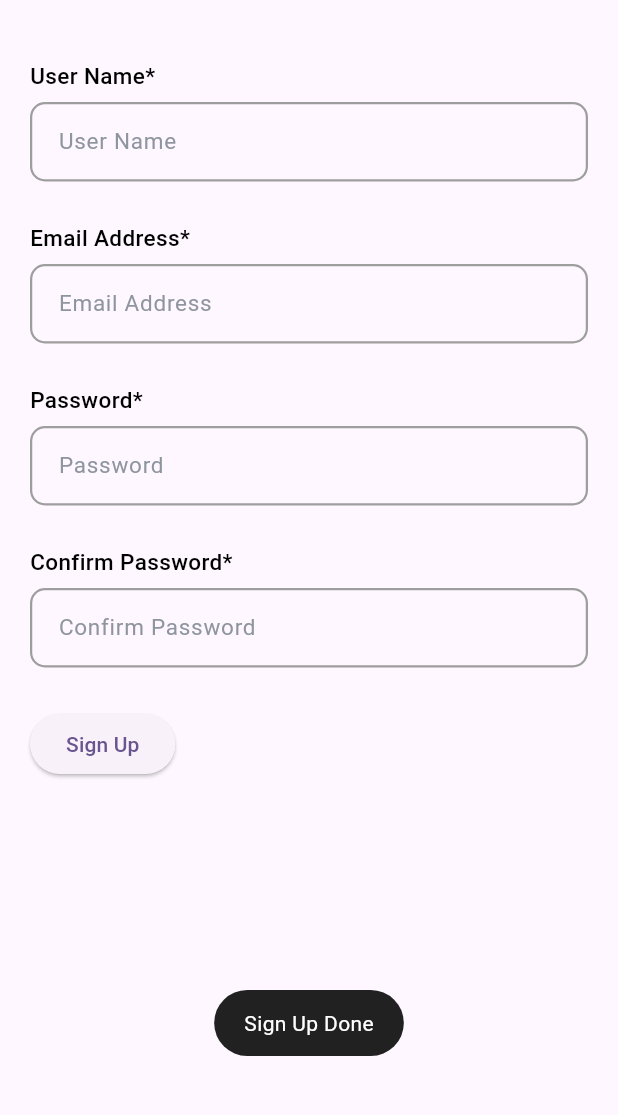
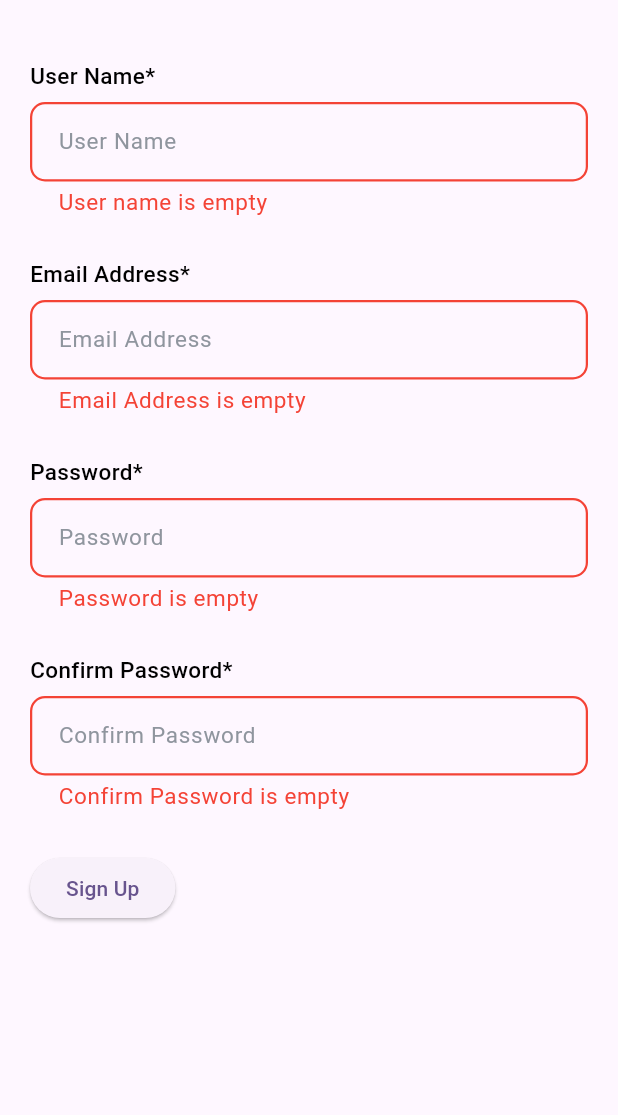
Before and after one commit to Jarvis-Technolabs/flutter_custom_utility, a Flutter app: the ValidationRegexExamplePage screen opened directly, after a tap on "Sign Up", on a phone screen of 412 x 824 dp, the part 84-1199 px from its top. Run offline on Flutter 3.47's test engine with Material 3 defaults, Android fonts, the phone set to English and light mode, and no system bars; our stand-ins replace flutter_cache_manager, fluttertoast, open_filex; missing offline and left inert: super_tooltip.

Commit message:
Regex and Validation.....

```diff
--- a/example/lib/src/Pages/ValidationRegexExamplePage.dart
+++ b/example/lib/src/Pages/ValidationRegexExamplePage.dart
@@ -38,6 +38,8 @@ class _ValidationRegexExamplePageState
   StreamController<bool> _signUpFormErrorStreamController =
       StreamController.broadcast();
 
+  var _formKey = GlobalKey<FormState>();
+
   @override
   Widget build(BuildContext context) {
     return Scaffold(
@@ -53,7 +55,9 @@ class _ValidationRegexExamplePageState
                 child: StreamBuilder<bool>(
                     stream: _signUpFormErrorStreamController.stream,
                     builder: (context, snapshot) {
-                      return Column(
+                      return Form(
+                        key: _formKey,
+                        child: Column(
                           mainAxisAlignment: MainAxisAlignment.start,
                           crossAxisAlignment: CrossAxisAlignment.start,
                           children: [
@@ -65,6 +69,14 @@ class _ValidationRegexExamplePageState
                               labelText: "User Name",
                               hintText: "User Name",
                               errorText: firstNameError,
+                              validator: (value) {
+                                return ValidationUtils.validateName(
+                                    name: value!,
+                                    emptyErrorMsg: "User name is empty",
+                                    textLengthErrorMsg:
+                                        "User should be More than 3 word",
+                                    textLength: 3);
+                              },
                               onChanged: (value) {
                                 firstNameError = ValidationUtils.validateName(
                                     name: value,
@@ -85,6 +97,12 @@ class _ValidationRegexExamplePageState
                               labelText: "Email Address",
                               hintText: "Email Address",
                               errorText: emailError,
+                              validator: (value) {
+                                return ValidationUtils.validateEmail(
+                                    email: value!,
+                                    emptyErrorMsg: "Email Address is empty",
+                                    validationErrorMsg: "Email is not valid");
+                              },
                               onChanged: (value) {
                                 emailError = ValidationUtils.validateEmail(
                                     email: value,
@@ -103,11 +121,19 @@ class _ValidationRegexExamplePageState
                               labelText: "Password",
                               hintText: "Password",
                               errorText: passwordError,
+                              validator: (value) {
+                                return ValidationUtils.validatePassword(
+                                    password: value!,
+                                    emptyErrorMsg: "Password is empty",
+                                    validationErrorMsg: "Enter valid password");
+                              },
                               onChanged: (value) {
-                              passwordError = ValidationUtils.validatePassword(
+                                passwordError =
+                                    ValidationUtils.validatePassword(
                                         password: value,
                                         emptyErrorMsg: "Password is empty",
-                                  validationErrorMsg: "Enter valid password");
+                                        validationErrorMsg:
+                                            "Enter valid password");
                                 _signUpFormErrorStreamController.add(true);
                               },
                               isMandatoryField: true,
@@ -121,6 +147,14 @@ class _ValidationRegexExamplePageState
                               labelText: "Confirm Password",
                               hintText: "Confirm Password",
                               errorText: confirmPasswordError,
+                              validator: (value) {
+                                return ValidationUtils.validateConfirmPassword(
+                                    confirmPassword: value!,
+                                    passwordText:
+                                        _passwordTextEditingController.text,
+                                    emptyErrorMsg: "Confirm Password is empty",
+                                    validationErrorMsg: "Password not match");
+                              },
                               onChanged: (value) {
                                 confirmPasswordError =
                                     ValidationUtils.validateConfirmPassword(
@@ -129,7 +163,8 @@ class _ValidationRegexExamplePageState
                                             _passwordTextEditingController.text,
                                         emptyErrorMsg:
                                             "Confirm Password is empty",
-                                      validationErrorMsg: "Password not match");
+                                        validationErrorMsg:
+                                            "Password not match");
                                 _signUpFormErrorStreamController.add(true);
                               },
                               isMandatoryField: true,
@@ -142,16 +177,17 @@ class _ValidationRegexExamplePageState
                                 stream: _signUpFormErrorStreamController.stream,
                                 initialData: false,
                                 builder: (context, snapshot) {
-                                bool isEnabled = isSignUpButtonEnabled();
                                   return ElevatedButton(
-                                  onPressed: isEnabled
-                                      ? () {
+                                    onPressed: () {
+                                      final isValid =
+                                          _formKey.currentState!.validate();
+                                      if (isValid) {
                                         Utilities.showToast(
                                             message: "Sign Up Done",
                                             backgroundColors: Colors.black87,
                                             textColors: Colors.white);
                                       }
-                                      : null,
+                                    },
                                     child: Text("Sign Up"),
                                   );
                                 }),
@@ -159,6 +195,7 @@ class _ValidationRegexExamplePageState
                               height: 30,
                             ),
                           ],
+                        ),
                       );
                     }),
               ))),
```
Lines whose indentation alone changed are shown as unchanged.
